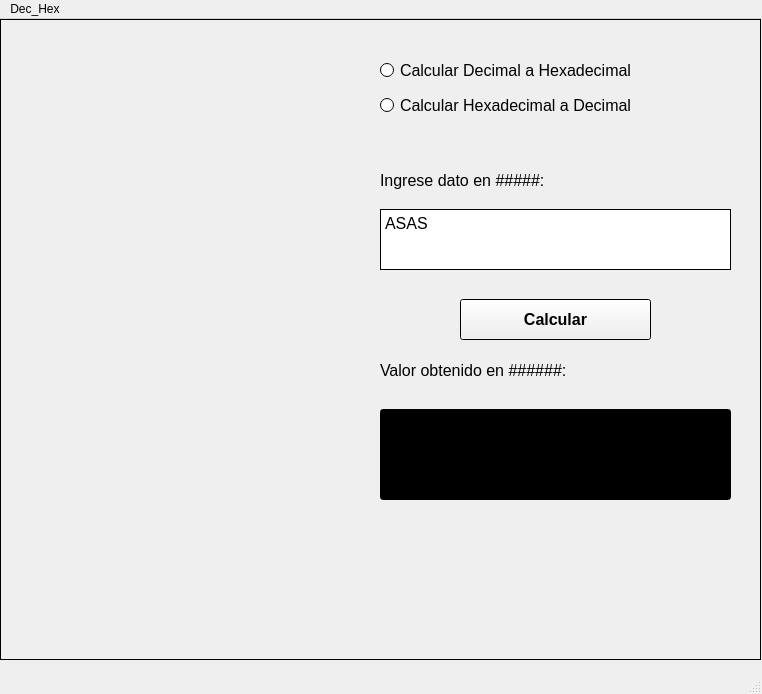
Qt form Decimal_Hexadecimal/cframe.ui (EmaGaleas/Decimal-Hexadecimal) before a commit.
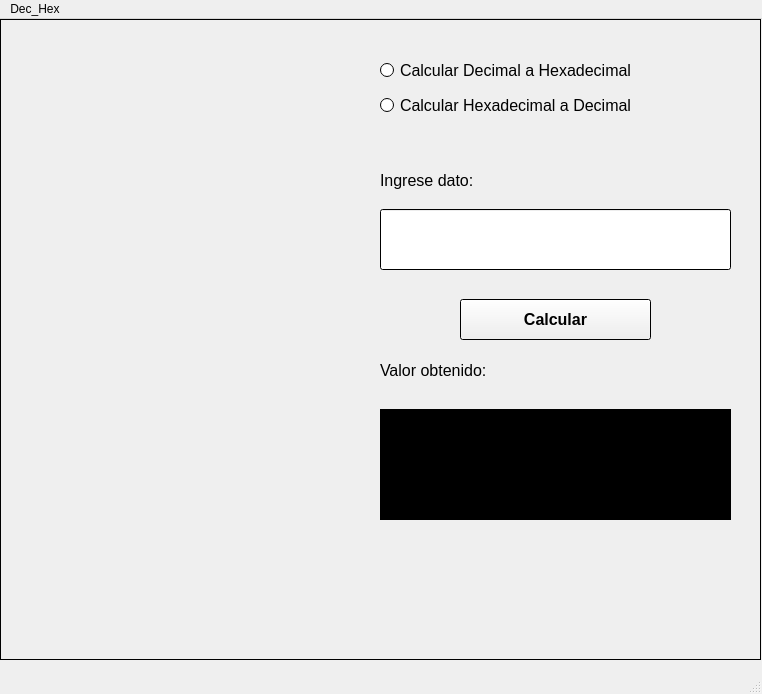
The same form after that commit.

Commit message: estilo terminado, pendiente funcion Dec_Hex

Patch:
```diff
--- a/Decimal_Hexadecimal/cframe.ui
+++ b/Decimal_Hexadecimal/cframe.ui
@@ -118,21 +118,29 @@
       </item>
      </layout>
     </widget>
-    <widget class="QTextEdit" name="TXT_ingresado">
+    <widget class="QTextEdit" name="Le_obtenido">
+     <property name="enabled">
+      <bool>false</bool>
+     </property>
      <property name="geometry">
       <rect>
        <x>380</x>
-       <y>190</y>
+       <y>390</y>
        <width>351</width>
-       <height>61</height>
+       <height>111</height>
       </rect>
      </property>
+     <property name="font">
+      <font>
+       <pointsize>12</pointsize>
+      </font>
+     </property>
      <property name="html">
       <string>&lt;!DOCTYPE HTML PUBLIC &quot;-//W3C//DTD HTML 4.0//EN&quot; &quot;http://www.w3.org/TR/REC-html40/strict.dtd&quot;&gt;
 &lt;html&gt;&lt;head&gt;&lt;meta name=&quot;qrichtext&quot; content=&quot;1&quot; /&gt;&lt;style type=&quot;text/css&quot;&gt;
 p, li { white-space: pre-wrap; }
-&lt;/style&gt;&lt;/head&gt;&lt;body style=&quot; font-family:'MS Shell Dlg 2'; font-size:7.8pt; font-weight:400; font-style:normal;&quot;&gt;
-&lt;p style=&quot; margin-top:0px; margin-bottom:0px; margin-left:0px; margin-right:0px; -qt-block-indent:0; text-indent:0px;&quot;&gt;&lt;span style=&quot; font-size:12pt;&quot;&gt;ASAS&lt;/span&gt;&lt;/p&gt;&lt;/body&gt;&lt;/html&gt;</string>
+&lt;/style&gt;&lt;/head&gt;&lt;body style=&quot; font-family:'MS Shell Dlg 2'; font-size:12pt; font-weight:400; font-style:normal;&quot;&gt;
+&lt;p style=&quot;-qt-paragraph-type:empty; margin-top:0px; margin-bottom:0px; margin-left:0px; margin-right:0px; -qt-block-indent:0; text-indent:0px; font-size:7.8pt;&quot;&gt;&lt;br /&gt;&lt;/p&gt;&lt;/body&gt;&lt;/html&gt;</string>
      </property>
     </widget>
     <widget class="QLabel" name="L_ingresedato">
@@ -214,7 +222,7 @@
       </font>
      </property>
      <property name="text">
-      <string>Ingrese dato en #####:</string>
+      <string>Ingrese dato:</string>
      </property>
     </widget>
     <widget class="QLabel" name="L_valorobtenido">
@@ -232,28 +240,7 @@
       </font>
      </property>
      <property name="text">
-      <string>Valor obtenido en ######:</string>
-     </property>
-    </widget>
-    <widget class="QLineEdit" name="Le_obtenido">
-     <property name="enabled">
-      <bool>false</bool>
-     </property>
-     <property name="geometry">
-      <rect>
-       <x>380</x>
-       <y>390</y>
-       <width>351</width>
-       <height>91</height>
-      </rect>
-     </property>
-     <property name="font">
-      <font>
-       <pointsize>12</pointsize>
-      </font>
-     </property>
-     <property name="text">
-      <string/>
+      <string>Valor obtenido:</string>
      </property>
     </widget>
     <widget class="QWidget" name="gridLayoutWidget_2">
@@ -409,6 +396,21 @@
       <string>Calcular</string>
      </property>
     </widget>
+    <widget class="QLineEdit" name="TXT_ingresado">
+     <property name="geometry">
+      <rect>
+       <x>380</x>
+       <y>190</y>
+       <width>351</width>
+       <height>61</height>
+      </rect>
+     </property>
+     <property name="font">
+      <font>
+       <pointsize>12</pointsize>
+      </font>
+     </property>
+    </widget>
    </widget>
   </widget>
   <widget class="QMenuBar" name="menubar">
```
The commit also changes 2 other files.
